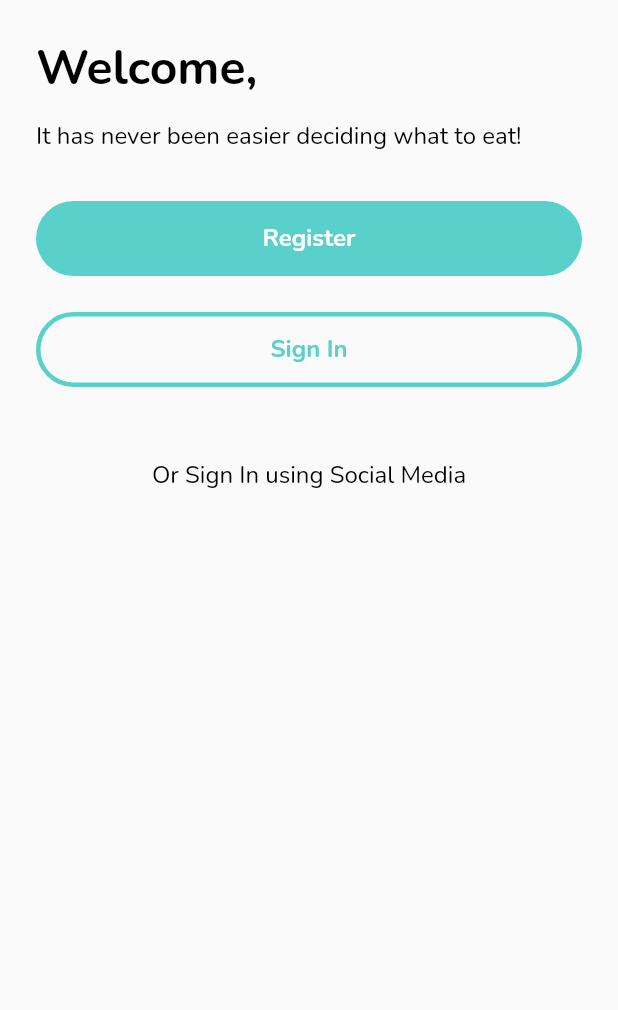
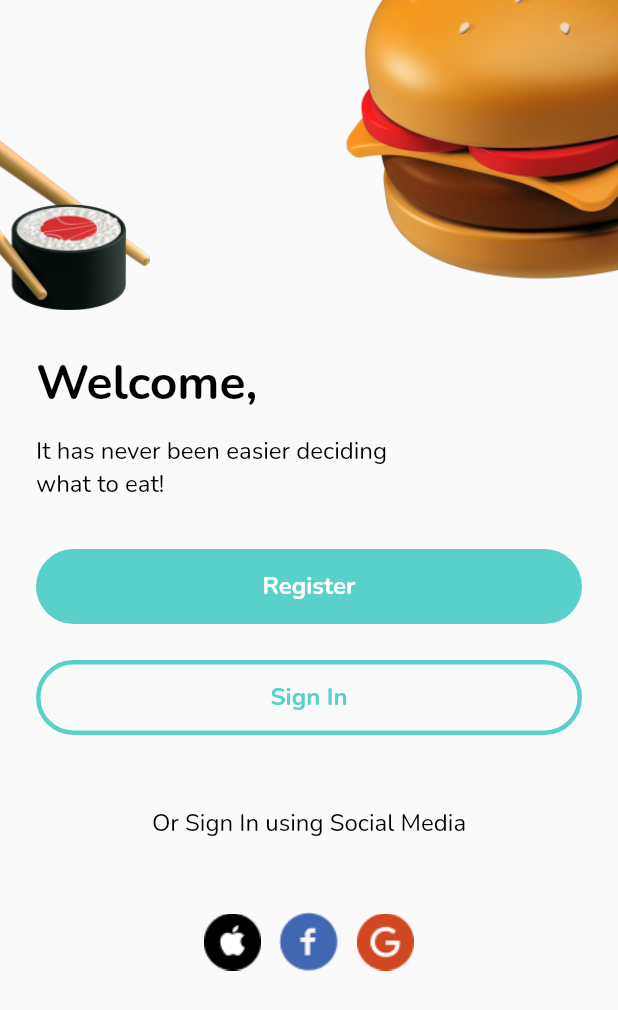
Before and after one commit to Abersoft-Intern/feastly-flutter, a Flutter app: the screen it shows after launch, on a phone screen of 412 x 824 dp. Shown: the top 1010 px of the screen. Run offline on Flutter 3.47's test engine with Material 2 defaults, Android fonts, the light colour scheme and no system bars; our stand-ins replace go_router, google_fonts.

Commit message:
Added welcome screen

```diff
--- a/lib/src/app.dart
+++ b/lib/src/app.dart
@@ -11,7 +11,7 @@ class MyApp extends StatelessWidget {
       routerConfig: goRouter,
       restorationScopeId: 'app',
       theme: FeastlyTheme.light(),
-      darkTheme: FeastlyTheme.dark(),
+      darkTheme: FeastlyTheme.light(),
     );
   }
 }
--- /dev/null
+++ b/lib/src/presentation/welcome/welcome_buttons.dart
@@ -0,0 +1,26 @@
+import 'package:feastly/src/constants/app_sizes.dart';
+import 'package:flutter/material.dart';
+
+class WelcomeButtons extends StatelessWidget {
+  const WelcomeButtons({super.key});
+
+  @override
+  Widget build(BuildContext context) {
+    return Row(
+      mainAxisAlignment: MainAxisAlignment.center,
+      children: const [
+        Image(
+          image: AssetImage('assets/images/btn_Apple.png'),
+        ),
+        gapW12,
+        Image(
+          image: AssetImage('assets/images/btn_Facebook.png'),
+        ),
+        gapW12,
+        Image(
+          image: AssetImage('assets/images/btn_Google.png'),
+        ),
+      ],
+    );
+  }
+}
--- /dev/null
+++ b/lib/src/presentation/welcome/welcome_header.dart
@@ -0,0 +1,26 @@
+import 'package:flutter/material.dart';
+
+class WelcomeHeader extends StatelessWidget {
+  const WelcomeHeader({super.key});
+
+  @override
+  Widget build(BuildContext context) {
+    return SizedBox(
+      height: 210,
+      child: Stack(
+        children: [
+          Positioned(
+            left: 0,
+            top: 20,
+            child: Image.asset('assets/images/sushi_roll.png',
+                width: 100, fit: BoxFit.contain),
+          ),
+          Positioned(
+            right: 0,
+            child: Image.asset('assets/images/burger.png', width: 200),
+          ),
+        ],
+      ),
+    );
+  }
+}
--- a/lib/src/presentation/welcome/welcome_screen.dart
+++ b/lib/src/presentation/welcome/welcome_screen.dart
@@ -3,7 +3,10 @@ import 'package:feastly/src/constants/app_sizes.dart';
 import 'package:feastly/src/constants/theme/custom_text_theme.dart';
 import 'package:feastly/src/localization/string_hardcoded.dart';
 import 'package:feastly/src/navigation/route_name.dart';
+import 'package:feastly/src/presentation/welcome/welcome_buttons.dart';
+import 'package:feastly/src/presentation/welcome/welcome_header.dart';
 import 'package:flutter/material.dart';
+import 'package:flutter/services.dart';
 import 'package:go_router/go_router.dart';
 
 class WelcomeScreen extends StatelessWidget {
@@ -13,8 +16,16 @@ class WelcomeScreen extends StatelessWidget {
   Widget build(BuildContext context) {
     final theme = Theme.of(context);
     return Scaffold(
-      body: SafeArea(
+      body: AnnotatedRegion<SystemUiOverlayStyle>(
+        value: const SystemUiOverlayStyle(
+          statusBarColor: Colors.transparent,
+          statusBarIconBrightness: Brightness.dark,
+        ),
         child: SingleChildScrollView(
+          child: Column(
+            children: [
+              const WelcomeHeader(),
+              Padding(
                 padding: const EdgeInsets.all(Sizes.p24),
                 child: Column(
                   crossAxisAlignment: CrossAxisAlignment.start,
@@ -25,7 +36,8 @@ class WelcomeScreen extends StatelessWidget {
                     ),
                     gapH12,
                     Text(
-                'It has never been easier deciding what to eat!'.hardcoded,
+                      'It has never been easier deciding \nwhat to eat!'
+                          .hardcoded,
                       style: theme.extension<CustomTextTheme>()!.body16Regular!,
                     ),
                     gapH32,
@@ -48,11 +60,16 @@ class WelcomeScreen extends StatelessWidget {
                       width: double.infinity,
                       child: Text(
                         'Or Sign In using Social Media'.hardcoded,
-                  style: theme.extension<CustomTextTheme>()!.body16Regular!,
+                        style:
+                            theme.extension<CustomTextTheme>()!.body16Regular!,
                         textAlign: TextAlign.center,
                       ),
                     ),
-              gapH16,
+                    gapH48,
+                    const WelcomeButtons()
+                  ],
+                ),
+              )
             ],
           ),
         ),
```
Also changed, not shown: assets/images/burger.png (added), assets/images/sushi_roll.png (added). Lines whose indentation alone changed are shown as unchanged.
